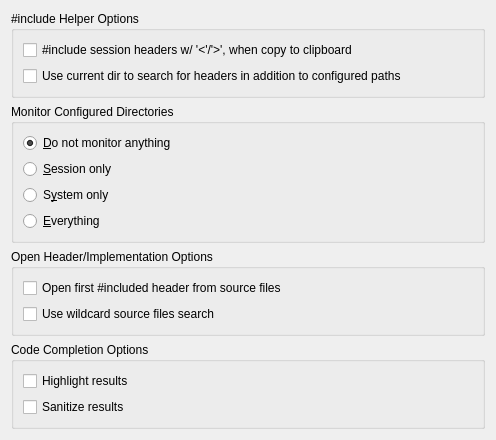
First picture: the form in src/other_settings.ui, repository zaufi/kate-cpp-helper-plugin, before the edit.
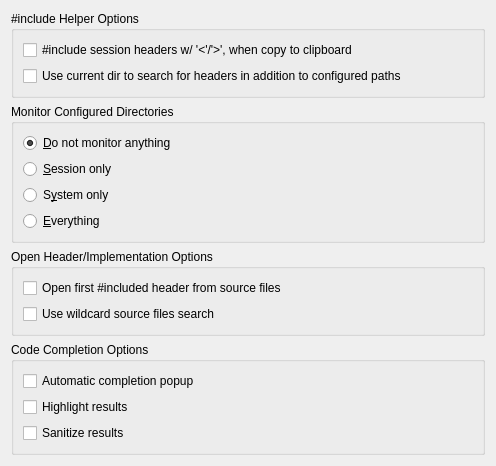
Second picture: the form after the edit. Custom widgets are drawn as their Qt base class.

Commit message: better substitution of function templates on execute completion item. code completion speedup a little. reintroduce (now full functional) autocompletion config option.

```diff
--- a/src/other_settings.ui
+++ b/src/other_settings.ui
@@ -160,6 +160,16 @@
       <string>Code Completion Options</string>
      </property>
      <layout class="QVBoxLayout" name="verticalLayout_4">
+      <item>
+       <widget class="QCheckBox" name="autoCompletions">
+        <property name="toolTip">
+         <string>Enable automatic completions on member access</string>
+        </property>
+        <property name="text">
+         <string>Automatic completion popup</string>
+        </property>
+       </widget>
+      </item>
       <item>
        <widget class="QCheckBox" name="highlightResults">
         <property name="toolTip">
```
The commit also changes 12 other files.
